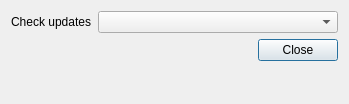
The window that src/SettingsDialog.ui (open-eid/qesteidutil) describes before a commit, drawn with Qt 5.
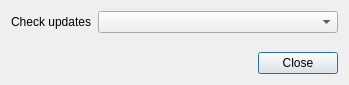
The same window after the commit.

Commit message:
Hide updater options when its not available
IB-4598

What changed in the file:
```diff
--- a/src/SettingsDialog.ui
+++ b/src/SettingsDialog.ui
@@ -7,7 +7,7 @@
     <x>0</x>
     <y>0</y>
     <width>349</width>
-    <height>104</height>
+    <height>85</height>
    </rect>
   </property>
   <property name="sizePolicy">
@@ -68,7 +68,20 @@
      </item>
     </widget>
    </item>
-   <item row="3" column="0" colspan="2">
+   <item row="3" column="0">
+    <spacer name="verticalSpacer">
+     <property name="orientation">
+      <enum>Qt::Vertical</enum>
+     </property>
+     <property name="sizeHint" stdset="0">
+      <size>
+       <width>20</width>
+       <height>0</height>
+      </size>
+     </property>
+    </spacer>
+   </item>
+   <item row="4" column="0" colspan="2">
     <widget class="QDialogButtonBox" name="buttonBox">
      <property name="orientation">
       <enum>Qt::Horizontal</enum>
```
The commit also changes 1 other file.
